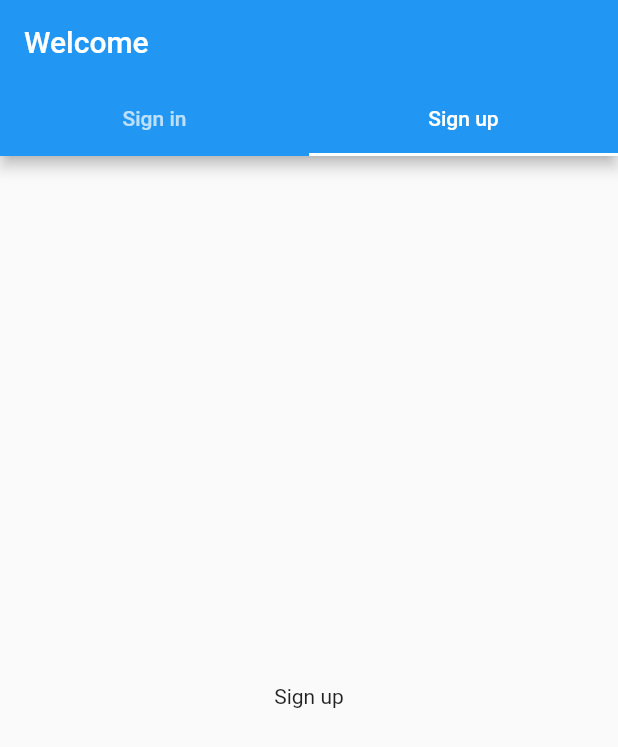
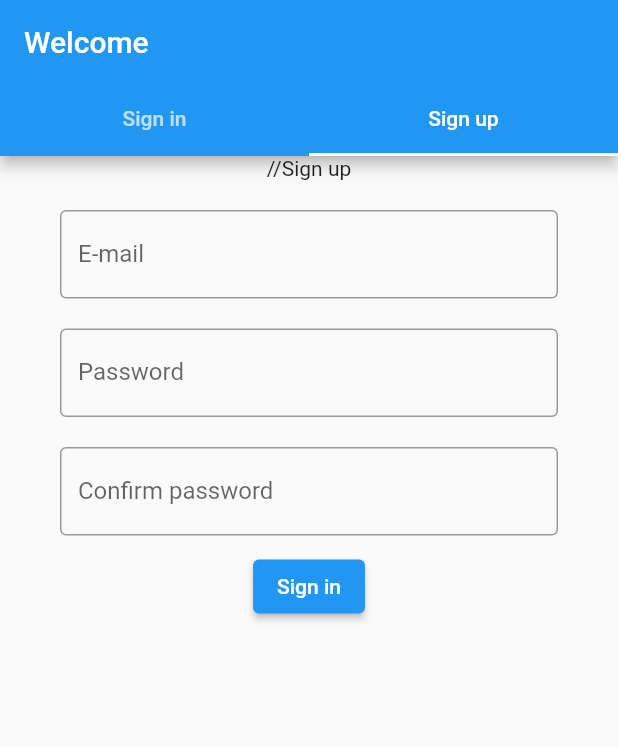
Before and after one commit to slaeuffer/picknseat, a Flutter app: the screen it shows after launch, tab 2 chosen, on a phone screen of 412 x 824 dp. Shown: the top 747 px of the screen. Run offline on Flutter 3.47's test engine with Material 2 defaults, Android fonts, the phone set to English and light mode, and no system bars.

```diff
--- a/lib/main.dart
+++ b/lib/main.dart
@@ -1,4 +1,5 @@
 import 'package:flutter/material.dart';
+import 'ordermenu.dart';
 
 void main() {
   runApp(MyApp());
@@ -49,6 +50,7 @@ class _SignInState extends State<SignIn> {
             children: [
               Column(
                   children: [
+                    Center(child: Text("//Sign in")),
                     Padding(
                       padding: EdgeInsets.only(left: 40, right: 40, top:20),
                       child: TextFormField(
@@ -73,12 +75,55 @@ class _SignInState extends State<SignIn> {
                         child: ElevatedButton(
                           child: Text("Sign in"),
                           onPressed: () {
+                            Navigator.pushReplacement(context, MaterialPageRoute<void>(
+                                builder: (BuildContext context) => OrderMenu()));
                           },
                         )
                     ),
                   ],
               ),
-              Center(child: Text("Sign up")),
+              Column(children: [
+                Center(child: Text("//Sign up")),
+                Padding(
+                  padding: EdgeInsets.only(left: 40, right: 40, top:20),
+                  child: TextFormField(
+                    decoration: InputDecoration(
+                      labelText: 'E-mail',
+                      border: OutlineInputBorder(),
+                    ),
+                  ),
+                ),
+                Padding(
+                  padding: EdgeInsets.only(left: 40, right: 40, top:20),
+                  child:TextFormField(
+                    obscureText: true,
+                    decoration: InputDecoration(
+                      labelText: 'Password',
+                      border: OutlineInputBorder(),
+                    ),
+                  ),
+                ),
+                Padding(
+                  padding: EdgeInsets.only(left: 40, right: 40, top:20),
+                  child:TextFormField(
+                    obscureText: true,
+                    decoration: InputDecoration(
+                      labelText: 'Confirm password',
+                      border: OutlineInputBorder(),
+                    ),
+                  ),
+                ),
+                Padding(
+                    padding: EdgeInsets.only(left: 50, right: 50, top:10),
+                    child: ElevatedButton(
+                      child: Text("Sign in"),
+                      onPressed: () {
+                        Navigator.pushReplacement(context, MaterialPageRoute<void>(
+                            builder: (BuildContext context) => OrderMenu()));
+                        },
+                    ),
+                ),
+              ],)
             ],
           )
         ),
```
Also changed, not shown: lib/ordermenu.dart (added, +41 -0 lines).
